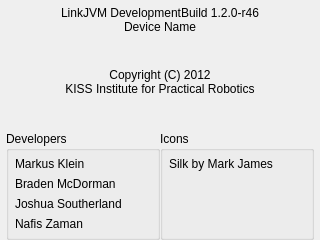
First picture: the form in ui/AboutWidget.ui, repository LinkJVM/botui, before the edit.
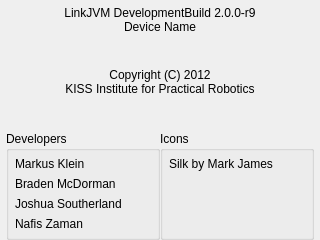
Second picture: the form after the edit.

Commit message: bump to linkjvm 2.0.0

```diff
--- a/ui/AboutWidget.ui
+++ b/ui/AboutWidget.ui
@@ -35,7 +35,7 @@
       <string notr="true">font: 17 10pt &quot;Courier&quot;;</string>
      </property>
      <property name="text">
-      <string>LinkJVM DevelopmentBuild 1.2.0-r46</string>
+      <string>LinkJVM DevelopmentBuild 2.0.0-r9</string>
      </property>
      <property name="alignment">
       <set>Qt::AlignCenter</set>
```
